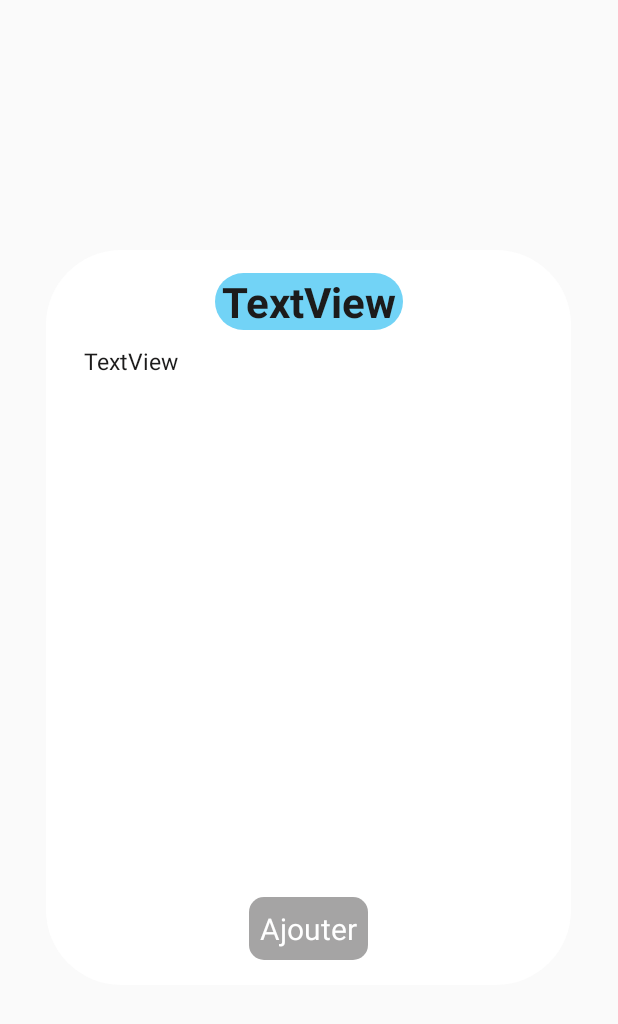
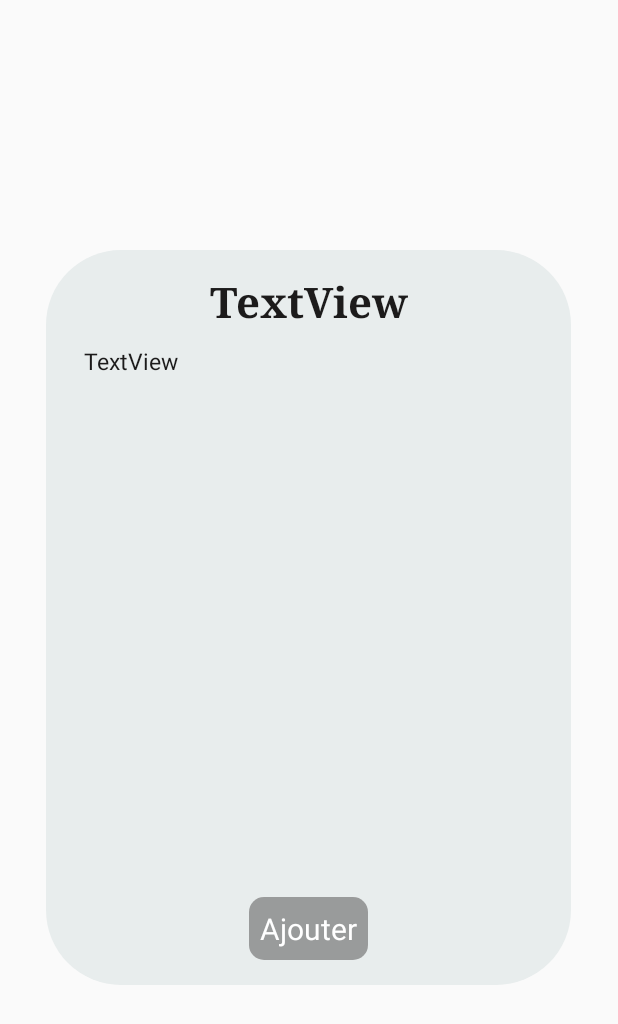
Before and after one commit to Ramdanemerakeb2/ProjetMaster_Voicy, an Android app: the layout popup_exo_predefini.xml on its own in the app's theme, with its tools: preview values and no code run, on a phone screen of 412 x 824 dp. Shown: the top 1024 px of the screen. Run offline under Robolectric (Android 15) with nearby library versions, the phone set to English and light mode, and no system bars; Roboto replaces fonts that are not available here.

Commit message:
Modification des Popup + ajustement de UI & les exceptions

```diff
--- a/app/src/main/java/com/example/voicy_v2/activity/AffichagePatientActivity.java
+++ b/app/src/main/java/com/example/voicy_v2/activity/AffichagePatientActivity.java
@@ -67,12 +67,12 @@ public class AffichagePatientActivity extends FonctionnaliteActivity implements
         btnsave.setOnClickListener(new View.OnClickListener() {
             @Override
             public void onClick(View view) {
-                if (!((idPatient.getText().toString().isEmpty())&&(genrePatient.getSelectedItem().toString().isEmpty())))
+                if (!(idPatient.getText().toString().isEmpty())&& !(genrePatient.getSelectedItem().toString().isEmpty()))
                 {   Patient patient1 = new Patient(patientIdIntent,genrePatient.getSelectedItem().toString(),commentaire.getText().toString());
                     patientDbHelper.updatePatient(patient1);
 
                     Toast.makeText(AffichagePatientActivity.this, patient.getId().toString() + " mis a jour", Toast.LENGTH_LONG).show();
-                    Intent intent = new Intent(AffichagePatientActivity.this, MainActivity.class);
+                    Intent intent = new Intent(AffichagePatientActivity.this, ListePatientActivity.class);
                     startActivity(intent);
 
                 }else{
--- a/app/src/main/res/drawable/popup_box.xml
+++ b/app/src/main/res/drawable/popup_box.xml
@@ -2,7 +2,7 @@
 <selector xmlns:android="http://schemas.android.com/apk/res/android">
     <item>
         <shape android:shape="rectangle">
-            <solid android:color="#FFFFFF"/>
+            <solid android:color="#E8EDED"/>
             <corners android:radius="50dp"/>
 
         </shape>
--- a/app/src/main/res/layout/popup_exo_predefini.xml
+++ b/app/src/main/res/layout/popup_exo_predefini.xml
@@ -8,18 +8,6 @@
     android:padding="5dp"
     android:layout_gravity="center">
 
-    <!--<TextView
-        android:id="@+id/txtClose"
-        android:layout_width="30dp"
-        android:layout_height="30dp"
-        android:layout_gravity="end"
-        android:gravity="center"
-        android:text="X"
-        android:textColor="#090909"
-        android:textSize="28sp"
-        android:textStyle="bold"
-        app:layout_constraintEnd_toEndOf="parent"
-        app:layout_constraintTop_toTopOf="parent" />-->
 
     <TextView
         android:id="@+id/list_logatomes"
@@ -38,15 +26,15 @@
 
     <TextView
         android:id="@+id/titrePopup"
-        android:layout_width="125dp"
+        android:layout_width="150dp"
         android:layout_height="wrap_content"
         android:layout_marginTop="10dp"
-        android:background="@drawable/box_titre"
         android:gravity="center"
         android:text="TextView"
-        android:textColor="#1C1B1B"
+        android:fontFamily="serif"
         android:textSize="28sp"
         android:textStyle="bold"
+        android:textColor="#1C1B1B"
         app:layout_constraintEnd_toEndOf="parent"
         app:layout_constraintStart_toStartOf="parent"
         app:layout_constraintTop_toTopOf="parent" />
```
Also changed, not shown: app/src/main/java/com/example/voicy_v2/activity/AffichageExerciceActivity.java (+1 -11 lines), app/src/main/java/com/example/voicy_v2/activity/AjoutPatientActivity.java (+3 -7 lines), app/src/main/java/com/example/voicy_v2/activity/FonctionnaliteActivity.java (+1 -7 lines), app/src/main/res/layout/popup_resultat.xml (+1 -13 lines), app/src/main/res/menu/activity_main_menu_drawer.xml (+0 -8 lines).
